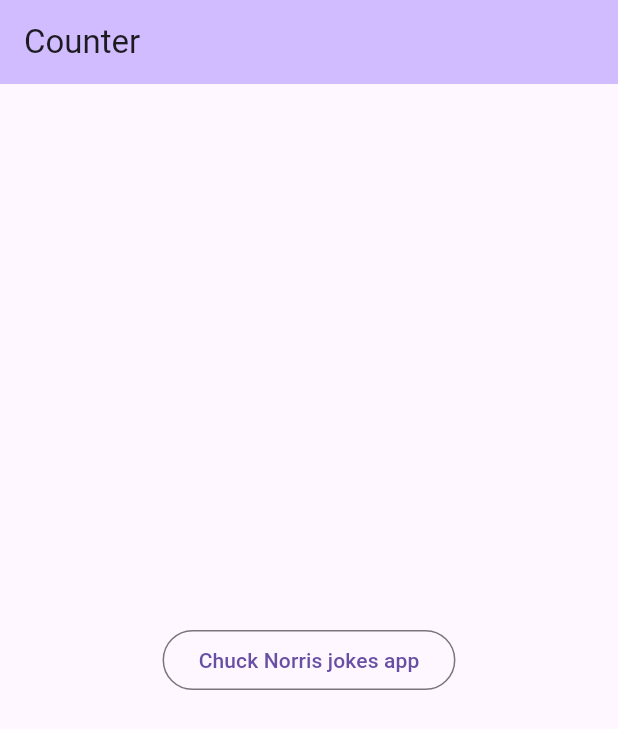
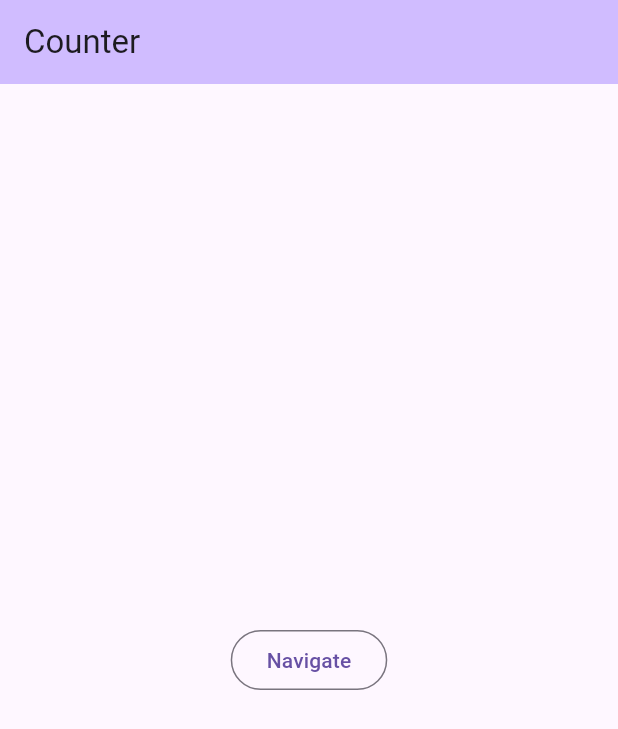
Before and after one commit to someDori/home, a Flutter app: the screen it shows after launch, on a phone screen of 412 x 824 dp. Shown: the top 729 px of the screen. Run offline on Flutter 3.47's test engine with Material 3 defaults, Android fonts, the phone set to English and light mode, and no system bars; our stand-ins replace bloc, flutter_bloc; generated files the repository leaves out were written again.

Commit message:
added link to navigate and added some

```diff
--- a/lib/counter/view/counter_page.dart
+++ b/lib/counter/view/counter_page.dart
@@ -29,7 +29,7 @@
         child: Center(
           child: OutlinedButton(
             onPressed: _launchURL,
-            child: Text('Chuck Norris jokes app'),
+            child: Text('Navigate'),
           ),
         ),
       ),
@@ -38,7 +38,9 @@
 }
 
 _launchURL() async {
-  final url = Uri.parse('https://flutter.dev');
+  final url = Uri.parse(
+    'https://demetre-panjakidze.github.io',
+  );
   if (!await launchUrl(url)) {
     throw Exception('Could not launch $url');
   }
```
Also changed, not shown: 1 other file.
